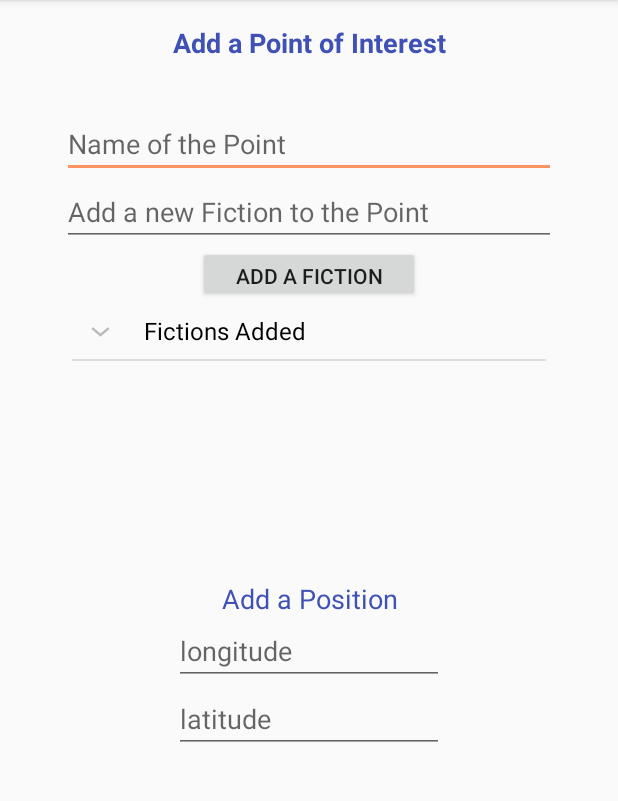
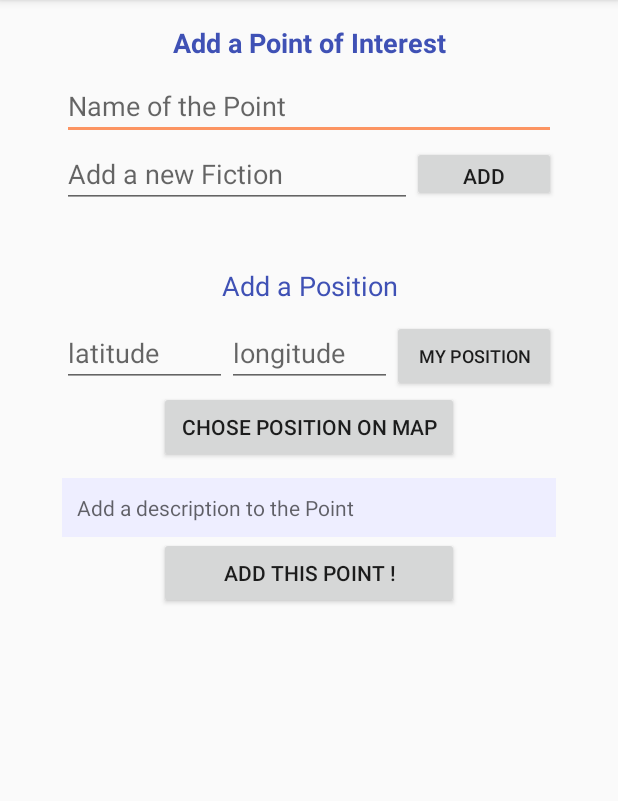
Before and after one commit to codeofmochi/Fiktion, an Android app: the AddPOIActivity screen opened directly, with no data from a screen before it, on a phone screen of 412 x 824 dp, the part 84-885 px from its top. Run offline under Robolectric (Android 15) with nearby library versions, the phone set to English and light mode, and no system bars.

Commit message:
Add front interface for adding a point of interest

```diff
--- a/app/src/main/java/ch/epfl/sweng/fiktion/views/AddPOIActivity.java
+++ b/app/src/main/java/ch/epfl/sweng/fiktion/views/AddPOIActivity.java
@@ -2,6 +2,7 @@ package ch.epfl.sweng.fiktion.views;
 
 import android.support.v7.app.AppCompatActivity;
 import android.os.Bundle;
+import android.view.View;
 import android.widget.ExpandableListView;
 import android.widget.ListAdapter;
 
@@ -13,46 +14,9 @@ import ch.epfl.sweng.fiktion.R;
 
 public class AddPOIActivity extends AppCompatActivity {
 
-    private ExpandableListView listView;
-    private FictionInputExpandableListAdapter fIListAdapter;
-    private List<String> listDataHeader;
-    private HashMap<String,List<String>> listHash;
-
     @Override
     protected void onCreate(Bundle savedInstanceState) {
         super.onCreate(savedInstanceState);
         setContentView(R.layout.activity_add_poi);
-
-        listView = (ExpandableListView)findViewById(R.id.add_poi_added_fictions);
-        initData();
-        fIListAdapter = new FictionInputExpandableListAdapter(this,listDataHeader,listHash);
-        listView.setAdapter(fIListAdapter);
-    }
-
-    private void initData() {
-        listDataHeader = new ArrayList<>();
-        listHash = new HashMap<>();
-
-        listDataHeader.add("Fictions Added");
-
-        List<String> fictionsAdded = new ArrayList<>();
-        fictionsAdded.add("test1");
-        fictionsAdded.add("test2");
-        fictionsAdded.add("test3");
-        fictionsAdded.add("test4");
-        fictionsAdded.add("test5");
-        fictionsAdded.add("test6");
-        fictionsAdded.add("test7");
-        fictionsAdded.add("test8");
-        fictionsAdded.add("test9");
-        fictionsAdded.add("test10");
-        fictionsAdded.add("test11");
-        fictionsAdded.add("test12");
-        fictionsAdded.add("test13");
-        fictionsAdded.add("test14");
-        fictionsAdded.add("test15");
-        fictionsAdded.add("test16");
-
-        listHash.put(listDataHeader.get(0), fictionsAdded);
     }
 }
--- a/app/src/main/res/layout/activity_add_poi.xml
+++ b/app/src/main/res/layout/activity_add_poi.xml
@@ -55,10 +55,6 @@
                     android:textSize="18sp"
                     android:textStyle="bold" />
 
-                <Space
-                    android:layout_width="match_parent"
-                    android:layout_height="25dp" />
-
                 <EditText
                     android:id="@+id/add_poi_name"
                     android:layout_width="match_parent"
@@ -67,24 +63,36 @@
                     android:hint="Name of the Point"
                     android:inputType="textPersonName" />
 
+                <LinearLayout
+                    android:layout_width="match_parent"
+                    android:layout_height="match_parent"
+                    android:orientation="horizontal">
+
                     <EditText
                         android:id="@+id/add_poi_fiction"
                         android:layout_width="match_parent"
                         android:layout_height="wrap_content"
+                        android:layout_weight="1"
                         android:ems="10"
-                    android:hint="Add a new Fiction to the Point"
+                        android:hint="Add a new Fiction"
                         android:inputType="textPersonName" />
 
                     <Button
                         android:id="@+id/add_poi_button"
-                    android:layout_width="148dp"
+                        android:layout_width="96dp"
                         android:layout_height="37dp"
-                    android:text="Add a Fiction" />
+                        android:text="Add" />
 
-                <ExpandableListView
-                    android:id="@+id/add_poi_added_fictions"
-                    android:layout_width="316dp"
-                    android:layout_height="175dp" />
+                </LinearLayout>
+
+                <TextView
+                    android:id="@+id/add_poi_fiction_list"
+                    android:layout_width="match_parent"
+                    android:layout_height="wrap_content"
+                    android:paddingTop="10dp"
+                    android:textAlignment="viewStart"
+                    android:textColor="#000000"
+                    android:textSize="14sp" />
 
                 <TextView
                     android:id="@+id/add_poi_position_title"
@@ -96,23 +104,65 @@
                     android:textColor="@color/colorPrimary"
                     android:textSize="18sp" />
 
+                <LinearLayout
+                    android:layout_width="match_parent"
+                    android:layout_height="match_parent"
+                    android:layout_marginTop="10dp"
+                    android:orientation="horizontal">
+
+                    <EditText
+                        android:id="@+id/add_poi_latitude"
+                        android:layout_width="match_parent"
+                        android:layout_height="wrap_content"
+                        android:layout_weight="1"
+                        android:ems="10"
+                        android:hint="latitude"
+                        android:inputType="textPersonName" />
+
                     <EditText
                         android:id="@+id/add_poi_longitude"
-                    android:layout_width="180dp"
+                        android:layout_width="match_parent"
                         android:layout_height="wrap_content"
+                        android:layout_weight="1"
                         android:ems="10"
                         android:hint="longitude"
                         android:inputType="textPersonName" />
 
+                    <Button
+                        android:id="@+id/add_poi_my_pos"
+                        android:layout_width="match_parent"
+                        android:layout_height="wrap_content"
+                        android:layout_weight="1"
+                        android:text="My Position"
+                        android:textSize="12sp" />
+                </LinearLayout>
+
+                <Button
+                    android:id="@+id/add_poi_map"
+                    android:layout_width="200dp"
+                    android:layout_height="wrap_content"
+                    android:text="Chose position on map" />
+
                 <EditText
-                    android:id="@+id/add_poi_latitude"
-                    android:layout_width="180dp"
+                    android:id="@+id/add_poi_description"
+                    android:layout_width="match_parent"
                     android:layout_height="wrap_content"
+                    android:layout_marginTop="10dp"
+                    android:background="#EEEEFF"
                     android:ems="10"
-                    android:hint="latitude"
-                    android:inputType="textPersonName" />
+                    android:hint="Add a description to the Point"
+                    android:inputType="textMultiLine"
+                    android:padding="10dp"
+                    android:textSize="14sp" />
+
+                <Button
+                    android:id="@+id/add_poi_finish"
+                    android:layout_width="200dp"
+                    android:layout_height="wrap_content"
+                    android:text="Add this Point !" />
 
             </LinearLayout>
+
         </android.support.constraint.ConstraintLayout>
     </ScrollView>
 </android.support.constraint.ConstraintLayout>
```
Lines whose indentation alone changed are shown as unchanged.
